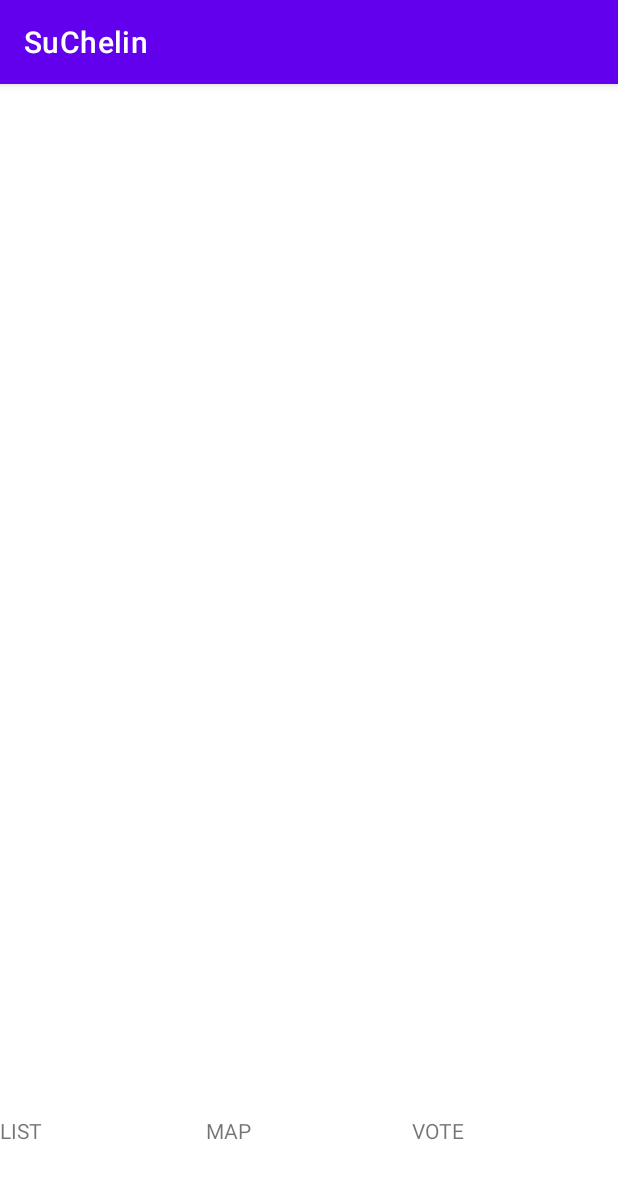
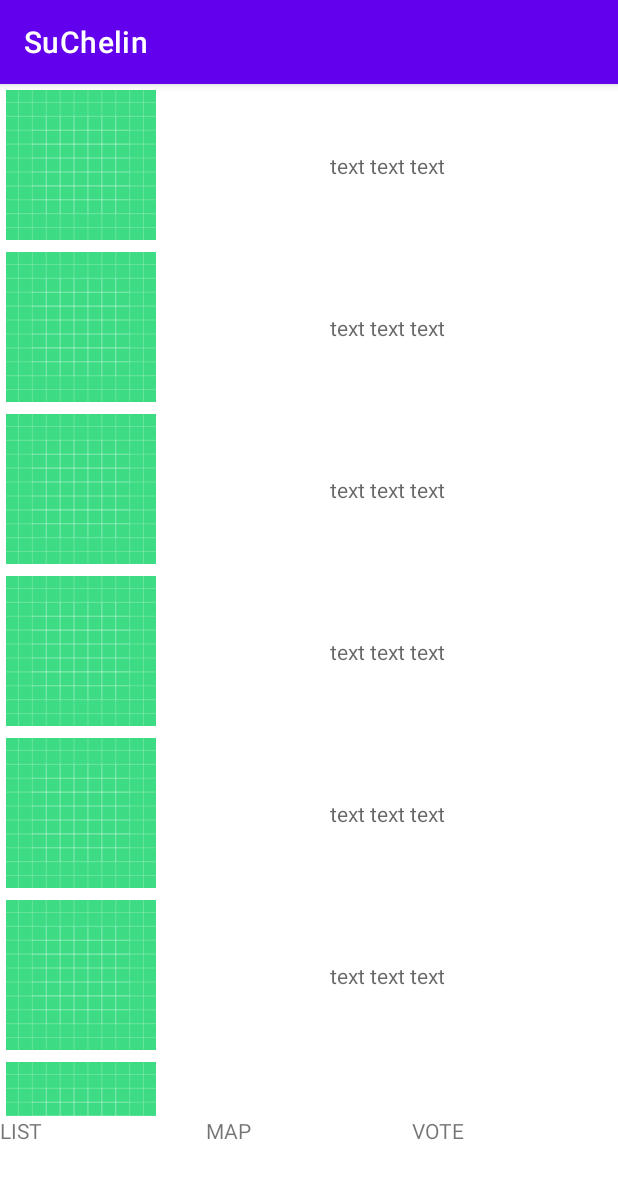
Before and after one commit to SuChelin/SuChelin-View, an Android app: the fragment ListFragment shown on its own in the app's theme, after a tap on "MAP", on a phone screen of 412 x 824 dp. Shown: the top 1179 px of the screen. Run offline under Robolectric (Android 15) with nearby library versions, the phone set to English and light mode, and no system bars; 1 statement that could not run was skipped.

Commit message:
[dataSet, rv_item, RvAdapter] created. recyclerview builded roughly. deleted tabBar at Map fragment.

```diff
--- a/app/src/main/java/mingyuk99/suchelin/ListFragment.kt
+++ b/app/src/main/java/mingyuk99/suchelin/ListFragment.kt
@@ -7,6 +7,8 @@ import android.view.View
 import android.view.ViewGroup
 import android.widget.TextView
 import androidx.navigation.findNavController
+import androidx.recyclerview.widget.LinearLayoutManager
+import androidx.recyclerview.widget.RecyclerView
 
 class ListFragment : Fragment() {
 
@@ -24,6 +26,23 @@ class ListFragment : Fragment() {
         val fragMap = view.findViewById<TextView>(R.id.fragMap)
         val fragVote = view.findViewById<TextView>(R.id.fragVote)
 
+        val rv = view.findViewById<RecyclerView>(R.id.rv)
+        val items = mutableListOf<dataSet>()
+
+        items.add(dataSet("imageUrl","dummy","main"))
+        items.add(dataSet("imageUrl","dummy","main"))
+        items.add(dataSet("imageUrl","dummy","main"))
+        items.add(dataSet("imageUrl","dummy","main"))
+        items.add(dataSet("imageUrl","dummy","main"))
+        items.add(dataSet("imageUrl","dummy","main"))
+        items.add(dataSet("imageUrl","dummy","main"))
+        items.add(dataSet("imageUrl","dummy","main"))
+
+
+        val rvAdapter = RvAdapter(items)
+        rv.adapter = rvAdapter
+        rv.layoutManager = LinearLayoutManager(context)
+
         fragMap.setOnClickListener {
             it.findNavController().navigate(R.id.action_listFragment_to_mapFragment)
         }
--- a/app/src/main/java/mingyuk99/suchelin/RvAdapter.kt
+++ b/app/src/main/java/mingyuk99/suchelin/RvAdapter.kt
@@ -1,4 +1,34 @@
 package mingyuk99.suchelin
 
-class RvAdapter {
+import android.view.LayoutInflater
+import android.view.View
+import android.view.ViewGroup
+import android.widget.ImageView
+import android.widget.TextView
+import androidx.recyclerview.widget.RecyclerView
+import org.w3c.dom.Text
+
+class RvAdapter(val items: MutableList<dataSet>):RecyclerView.Adapter<RvAdapter.ViewHolder>() {
+    override fun onCreateViewHolder(parent: ViewGroup, viewType: Int): RvAdapter.ViewHolder {
+        val view = LayoutInflater.from(parent.context).inflate(R.layout.rv_item,parent,false)
+
+        return ViewHolder(view)
+    }
+
+    override fun onBindViewHolder(holder: RvAdapter.ViewHolder, position: Int) {
+        holder.bindItems(items[position])
+    }
+
+    override fun getItemCount(): Int {
+        return items.size
+    }
+
+    inner class ViewHolder(itemView: View): RecyclerView.ViewHolder(itemView){
+        fun bindItems(item: dataSet){
+            val textTitle = itemView.findViewById<TextView>(R.id.textViewTitle)
+            val imageViewShop = itemView.findViewById<ImageView>(R.id.imageViewShop)
+
+        }
+    }
+
 }
--- /dev/null
+++ b/app/src/main/java/mingyuk99/suchelin/dataSet.kt
@@ -0,0 +1,7 @@
+package mingyuk99.suchelin
+
+data class dataSet(
+    val imageUrl: String = "",
+    val name: String = "",
+    val location: String = ""
+)
--- a/app/src/main/res/layout/fragment_list.xml
+++ b/app/src/main/res/layout/fragment_list.xml
@@ -9,7 +9,9 @@
     <androidx.recyclerview.widget.RecyclerView
         android:id="@+id/rv"
         android:layout_width="match_parent"
-        android:layout_height="wrap_content"
+        android:layout_height="match_parent"
+        android:layout_marginBottom="80dp"
+        app:layout_constraintBottom_toTopOf="@id/tabBar"
         app:layout_constraintEnd_toEndOf="parent"
         app:layout_constraintStart_toStartOf="parent"
         app:layout_constraintTop_toTopOf="parent" />
@@ -17,6 +19,7 @@
     <LinearLayout
         android:layout_width="match_parent"
         android:layout_height="80dp"
+        android:id="@+id/tabBar"
         android:orientation="horizontal"
         app:layout_constraintBottom_toBottomOf="parent"
         app:layout_constraintEnd_toEndOf="parent"
--- a/app/src/main/res/layout/fragment_map.xml
+++ b/app/src/main/res/layout/fragment_map.xml
@@ -11,35 +11,35 @@
         android:layout_width="match_parent"
         android:layout_height="match_parent"
         android:text="Map Fragment" />
-    <LinearLayout
-        android:layout_width="match_parent"
-        android:layout_height="80dp"
-        android:orientation="horizontal"
-        app:layout_constraintBottom_toBottomOf="parent"
-        app:layout_constraintEnd_toEndOf="parent"
-        app:layout_constraintStart_toStartOf="parent">
-        <TextView
-            android:text="LIST"
-            android:id="@+id/fragList"
-            android:layout_width="match_parent"
-            android:layout_height="match_parent"
-            android:layout_weight="1"
-            />
-        <TextView
-            android:text="MAP"
-            android:id="@+id/fragMap"
-            android:layout_weight="1"
-            android:layout_width="match_parent"
-            android:layout_height="match_parent"
-            />
-        <TextView
-            android:text="VOTE"
-            android:id="@+id/fragVote"
-            android:layout_weight="1"
-            android:layout_width="match_parent"
-            android:layout_height="match_parent"
-            />
+<!--    <LinearLayout-->
+<!--        android:layout_width="match_parent"-->
+<!--        android:layout_height="80dp"-->
+<!--        android:orientation="horizontal"-->
+<!--        app:layout_constraintBottom_toBottomOf="parent"-->
+<!--        app:layout_constraintEnd_toEndOf="parent"-->
+<!--        app:layout_constraintStart_toStartOf="parent">-->
+<!--        <TextView-->
+<!--            android:text="LIST"-->
+<!--            android:id="@+id/fragList"-->
+<!--            android:layout_width="match_parent"-->
+<!--            android:layout_height="match_parent"-->
+<!--            android:layout_weight="1"-->
+<!--            />-->
+<!--        <TextView-->
+<!--            android:text="MAP"-->
+<!--            android:id="@+id/fragMap"-->
+<!--            android:layout_weight="1"-->
+<!--            android:layout_width="match_parent"-->
+<!--            android:layout_height="match_parent"-->
+<!--            />-->
+<!--        <TextView-->
+<!--            android:text="VOTE"-->
+<!--            android:id="@+id/fragVote"-->
+<!--            android:layout_weight="1"-->
+<!--            android:layout_width="match_parent"-->
+<!--            android:layout_height="match_parent"-->
+<!--            />-->
 
-    </LinearLayout>
+<!--    </LinearLayout>-->
 
 </androidx.constraintlayout.widget.ConstraintLayout>
--- /dev/null
+++ b/app/src/main/res/layout/rv_item.xml
@@ -0,0 +1,32 @@
+<?xml version="1.0" encoding="utf-8"?>
+<androidx.constraintlayout.widget.ConstraintLayout
+    xmlns:android="http://schemas.android.com/apk/res/android"
+    xmlns:app="http://schemas.android.com/apk/res-auto"
+    android:layout_width="match_parent"
+    android:orientation="vertical"
+    android:layout_height="wrap_content">
+
+    <ImageView
+        app:layout_constraintTop_toTopOf="parent"
+        app:layout_constraintBottom_toBottomOf="parent"
+        android:id="@+id/imageViewShop"
+        android:layout_margin="4dp"
+        android:src="@drawable/ic_launcher_background"
+        app:layout_constraintStart_toStartOf="parent"
+        android:layout_width="100dp"
+        android:layout_height="100dp"/>
+
+    <TextView
+        android:id="@+id/textViewTitle"
+        app:layout_constraintLeft_toRightOf="@+id/imageViewShop"
+        android:hint="text text text"
+        app:layout_constraintEnd_toEndOf="parent"
+        app:layout_constraintBottom_toBottomOf="parent"
+        app:layout_constraintTop_toTopOf="parent"
+        android:layout_width="wrap_content"
+        android:layout_height="wrap_content"
+        app:layout_constraintStart_toEndOf="@+id/imageViewShop"
+        />
+
+
+</androidx.constraintlayout.widget.ConstraintLayout>
```
